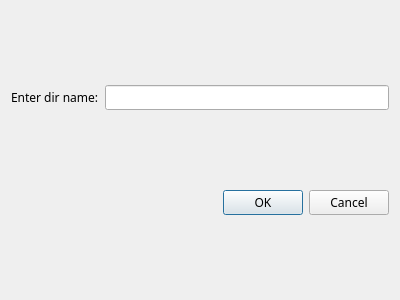
Qt form dialogdir.ui (Notidman/Dollar) before a commit.
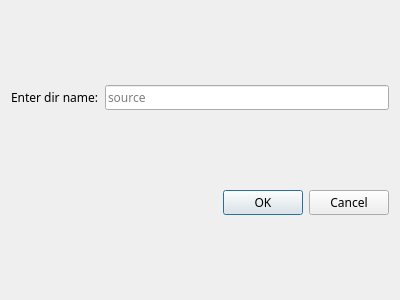
The same form after that commit.

The edit to the form file:
```diff
--- a/dialogdir.ui
+++ b/dialogdir.ui
@@ -32,7 +32,17 @@
       </widget>
      </item>
      <item>
-      <widget class="QLineEdit" name="lineEdit"/>
+      <widget class="QLineEdit" name="lineEdit">
+       <property name="inputMask">
+        <string/>
+       </property>
+       <property name="text">
+        <string/>
+       </property>
+       <property name="placeholderText">
+        <string>source</string>
+       </property>
+      </widget>
      </item>
     </layout>
    </item>
```
